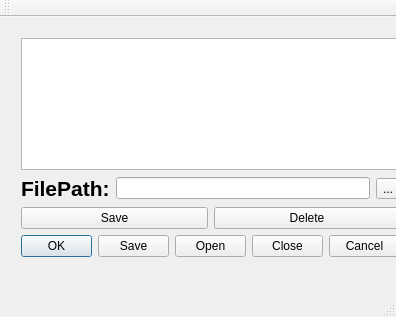
KasumyOdzy/learning, file 2/mainwindow.ui: the form before one commit.
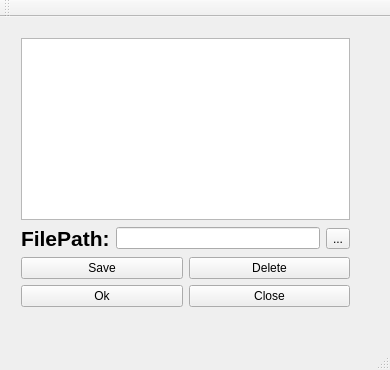
The form after the commit.

What changed in the file:
```diff
--- a/2/mainwindow.ui
+++ b/2/mainwindow.ui
@@ -6,23 +6,25 @@
    <rect>
     <x>0</x>
     <y>0</y>
-    <width>396</width>
-    <height>317</height>
+    <width>390</width>
+    <height>370</height>
    </rect>
   </property>
   <property name="windowTitle">
    <string>MainWindow</string>
   </property>
   <widget class="QWidget" name="centralWidget">
-   <widget class="QWidget" name="layoutWidget">
+   <widget class="QWidget" name="">
     <property name="geometry">
      <rect>
       <x>10</x>
       <y>10</y>
-      <width>401</width>
-      <height>241</height>
+      <width>351</width>
+      <height>291</height>
      </rect>
     </property>
+    <layout class="QVBoxLayout" name="verticalLayout_2">
+     <item>
     <layout class="QVBoxLayout" name="verticalLayout">
      <item>
       <widget class="QListWidget" name="listWidget"/>
@@ -73,21 +75,25 @@
        </item>
       </layout>
      </item>
+      </layout>
+     </item>
      <item>
-      <widget class="QDialogButtonBox" name="buttonBox">
-       <property name="contextMenuPolicy">
-        <enum>Qt::DefaultContextMenu</enum>
-       </property>
-       <property name="toolTip">
-        <string/>
-       </property>
-       <property name="standardButtons">
-        <set>QDialogButtonBox::Cancel|QDialogButtonBox::Close|QDialogButtonBox::Ok|QDialogButtonBox::Open|QDialogButtonBox::Save</set>
-       </property>
-       <property name="centerButtons">
-        <bool>true</bool>
-       </property>
-      </widget>
+      <layout class="QHBoxLayout" name="horizontalLayout_3">
+       <item>
+        <widget class="QPushButton" name="pushButton_3">
+         <property name="text">
+          <string>Ok</string>
+         </property>
+        </widget>
+       </item>
+       <item>
+        <widget class="QPushButton" name="pushButton_4">
+         <property name="text">
+          <string>Close</string>
+         </property>
+        </widget>
+       </item>
+      </layout>
      </item>
     </layout>
    </widget>
```
Left out of the diff: 7 changed lines with no effect on the pictures. Lines whose indentation alone changed are shown as unchanged.
